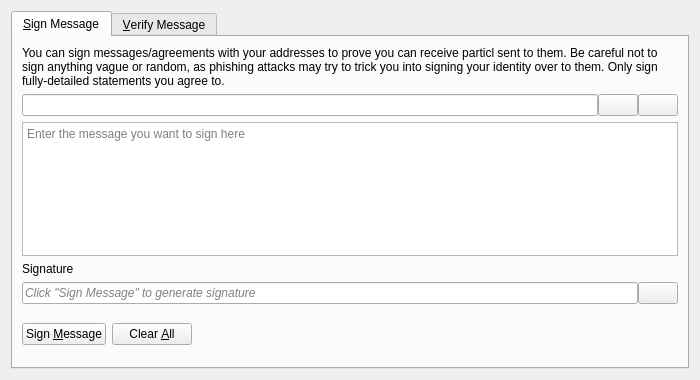
Old version of the form src/qt/forms/signverifymessagedialog.ui in the repository ghost-coin/ghost-legacy.
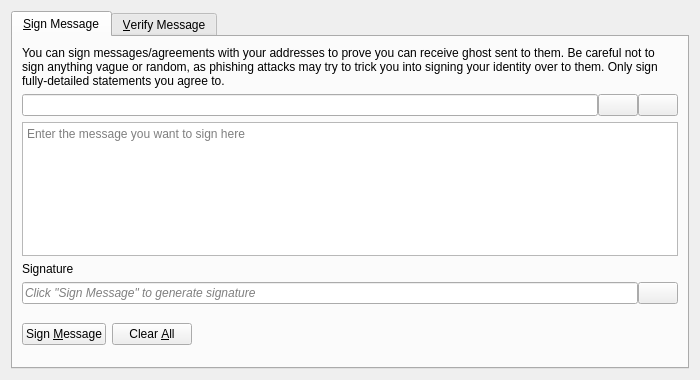
New version of the form. Icons and pictures are not drawn. Custom widgets are drawn as their Qt base class.

The edit to the form file:
```diff
--- a/src/qt/forms/signverifymessagedialog.ui
+++ b/src/qt/forms/signverifymessagedialog.ui
@@ -30,7 +30,7 @@
        <item>
         <widget class="QLabel" name="infoLabel_SM">
          <property name="text">
-          <string>You can sign messages/agreements with your addresses to prove you can receive particl sent to them. Be careful not to sign anything vague or random, as phishing attacks may try to trick you into signing your identity over to them. Only sign fully-detailed statements you agree to.</string>
+          <string>You can sign messages/agreements with your addresses to prove you can receive ghost sent to them. Be careful not to sign anything vague or random, as phishing attacks may try to trick you into signing your identity over to them. Only sign fully-detailed statements you agree to.</string>
          </property>
          <property name="textFormat">
           <enum>Qt::PlainText</enum>
```
Left out of the diff: 8 changed lines with no effect on the pictures.
